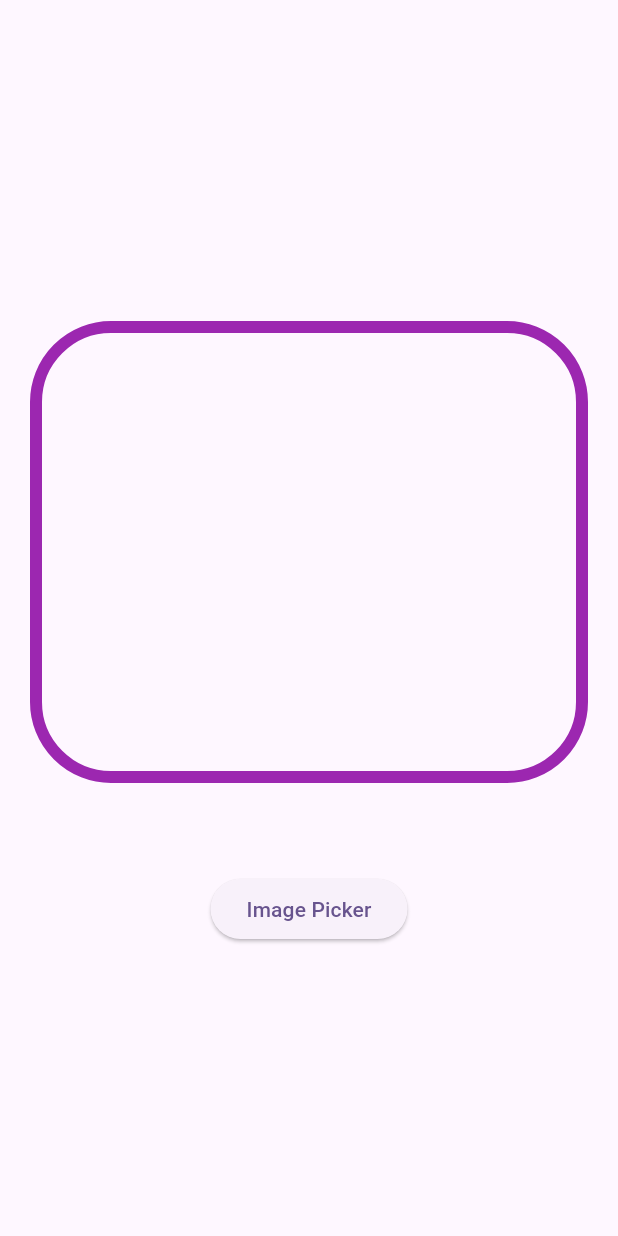
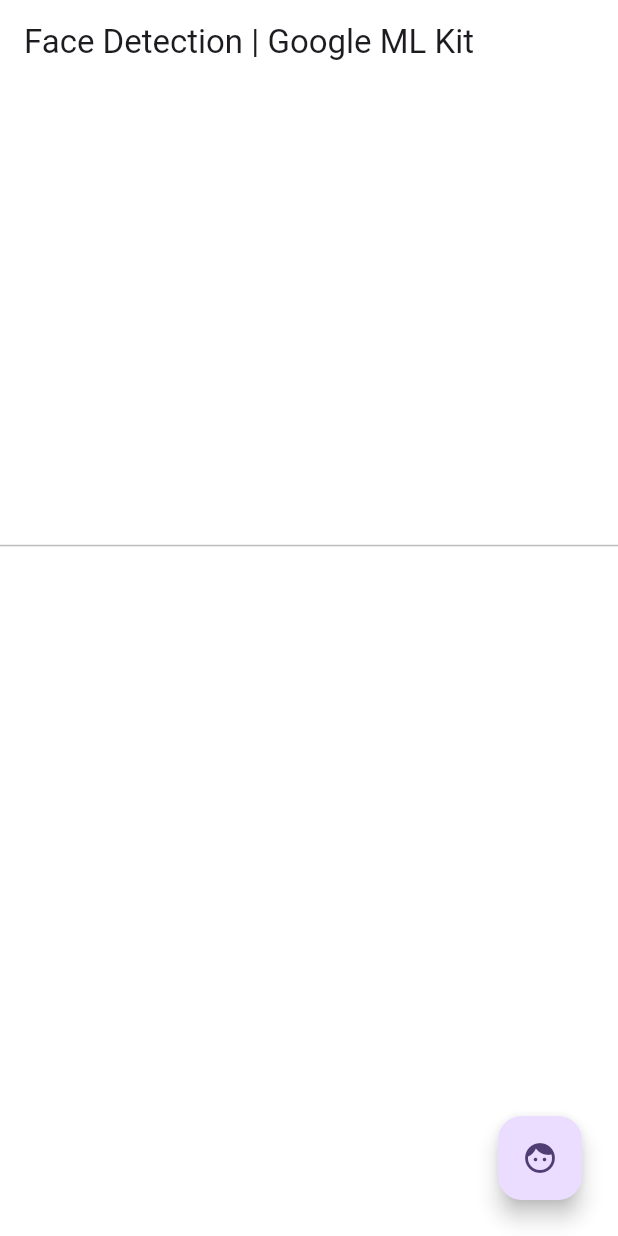
Before and after one commit to AM1RH3/face_detection, a Flutter app: the screen it shows after launch, on a phone screen of 412 x 824 dp. Run offline on Flutter 3.47's test engine with Material 3 defaults, Android fonts, the phone set to English and light mode, and no system bars; our stand-ins replace image_picker; missing offline and left inert: google_ml_kit.

Commit message:
update codes

```diff
--- /dev/null
+++ b/lib/home.dart
@@ -0,0 +1,125 @@
+import 'dart:io';
+
+import 'dart:typed_data';
+
+import 'package:flutter/material.dart';
+import 'package:image_picker/image_picker.dart';
+import 'package:google_ml_kit/google_ml_kit.dart';
+import 'package:img_picker/image_cropper.dart';
+
+class HomeView extends StatefulWidget {
+  const HomeView({super.key});
+
+  @override
+  State<HomeView> createState() => _HomeViewState();
+}
+
+class _HomeViewState extends State<HomeView> {
+  List<Face> _faces = [];
+
+  final facedetector = GoogleMlKit.vision.faceDetector(
+      FaceDetectorOptions(performanceMode: FaceDetectorMode.accurate));
+
+  XFile? _optedImage;
+  Uint8List? _optedImageData;
+
+  final _border =
+      const Border(top: BorderSide(width: 1, color: Colors.black26));
+
+  @override
+  void initState() {
+    super.initState();
+  }
+
+  @override
+  void dispose() {
+    facedetector.close();
+    super.dispose();
+  }
+
+  void _pickImage() async {
+    _optedImage = await ImagePicker().pickImage(source: ImageSource.gallery);
+    if (_optedImage != null) {
+      _optedImageData = await _optedImage!.readAsBytes();
+      _detectFaces();
+    }
+  }
+
+  void _detectFaces() async {
+    final faces = await facedetector
+        .processImage(InputImage.fromFilePath(_optedImage!.path));
+    //! ... is clear first then replace new face
+    _faces = [...faces];
+
+    if (mounted) {
+      setState(() {});
+    }
+  }
+
+  @override
+  Widget build(BuildContext context) {
+    return Scaffold(
+      appBar: AppBar(
+        title: const Text('Face Detection | Google ML Kit'),
+        backgroundColor: Colors.white,
+      ),
+      body: Stack(
+        children: [
+          Column(
+            children: [
+              Flexible(
+                flex: 2,
+                child: Container(
+                  color: Colors.white,
+                  child: _optedImage != null
+                      ? Image.file(
+                          File(_optedImage!.path),
+                          fit: BoxFit.cover,
+                        )
+                      : null,
+                ),
+              ),
+              Flexible(
+                flex: 3,
+                child: Container(
+                  decoration:
+                      BoxDecoration(color: Colors.white, border: _border),
+                  child: Padding(
+                    padding: const EdgeInsets.all(16.0),
+                    child: _optedImage != null
+                        ? GridView.builder(
+                            gridDelegate:
+                                const SliverGridDelegateWithFixedCrossAxisCount(
+                                    crossAxisCount: 3),
+                            itemCount: _faces.length,
+                            itemBuilder: (context, index) {
+                              return Padding(
+                                padding: const EdgeInsets.all(2),
+                                child: ImageCropperWidget(
+                                  orginalImageData: _optedImageData!,
+                                  rect: _faces[index].boundingBox,
+                                ),
+                              );
+                            },
+                          )
+                        : Container(),
+                  ),
+                ),
+              ),
+            ],
+          ),
+          Align(
+            alignment: Alignment.bottomRight,
+            child: Padding(
+              padding: const EdgeInsets.all(24),
+              child: FloatingActionButton(
+                onPressed: _pickImage,
+                child: const Icon(Icons.face),
+              ),
+            ),
+          ),
+        ],
+      ),
+    );
+  }
+}
--- a/lib/load_content_view.dart
+++ /dev/null
@@ -1,72 +0,0 @@
-import 'dart:io';
-
-import 'package:flutter/material.dart';
-import 'package:image_picker/image_picker.dart';
-
-class LoadContentView extends StatefulWidget {
-  const LoadContentView({super.key});
-
-  @override
-  State<LoadContentView> createState() => _LoadContentViewState();
-}
-
-class _LoadContentViewState extends State<LoadContentView> {
-  final ImagePicker _imagePicker = ImagePicker();
-  XFile? _image;
-
-  @override
-  void initState() {
-    super.initState();
-  }
-
-  @override
-  Widget build(BuildContext context) {
-    return Scaffold(
-      body: Center(
-        child: Column(
-          mainAxisAlignment: MainAxisAlignment.center,
-          crossAxisAlignment: CrossAxisAlignment.center,
-          children: [
-            Padding(
-              padding: const EdgeInsets.all(24),
-              child: Container(
-                height: 300,
-                decoration: BoxDecoration(
-                    //! Model B
-                    image: _image != null
-                        ? DecorationImage(
-                            image: FileImage(File(_image!.path)),
-                            fit: BoxFit.cover,
-                          )
-                        : null,
-                    borderRadius: BorderRadius.circular(50),
-                    border: Border.all(
-                      strokeAlign: BorderSide.strokeAlignCenter,
-                      width: 8,
-                      color: Colors.purple,
-                    )),
-                //! Model A
-                // child: _image != null
-
-                //     ? Image.file(File(_image!.path))
-                //     : Container(),
-              ),
-            ),
-            const SizedBox(height: 40),
-            ElevatedButton(
-                onPressed: () async {
-                  // _imagePicker.pickMultiImage(source: source)
-                  // _imagePicker.pickMultipleMedia(source: source)
-                  // _imagePicker.pickVideo(source: source)
-                  // _imagePicker.pickMedia(source: source)
-                  _image =
-                      await _imagePicker.pickImage(source: ImageSource.gallery);
-                  setState(() {});
-                },
-                child: const Text('Image Picker'))
-          ],
-        ),
-      ),
-    );
-  }
-}
--- a/lib/main.dart
+++ b/lib/main.dart
@@ -1,5 +1,5 @@
 import 'package:flutter/material.dart';
-import 'package:img_picker/load_content_view.dart';
+import 'package:img_picker/home.dart';
 
 void main() {
   runApp(const MyApp());
@@ -11,12 +11,12 @@ class MyApp extends StatelessWidget {
   @override
   Widget build(BuildContext context) {
     return MaterialApp(
-      title: 'Flutter Demo',
+      title: 'Face Detection App',
       theme: ThemeData(
         colorScheme: ColorScheme.fromSeed(seedColor: Colors.deepPurple),
         useMaterial3: true,
       ),
-      home: LoadContentView(),
+      home: const HomeView(),
     );
   }
 }
--- a/pubspec.yaml
+++ b/pubspec.yaml
@@ -36,6 +36,8 @@ dependencies:
   # Use with the CupertinoIcons class for iOS style icons.
   cupertino_icons: ^1.0.8
   image_picker: ^1.1.2
+  google_ml_kit: ^0.20.0
+  image: ^4.5.4
 
 dev_dependencies:
   flutter_test:
```
Also changed, not shown: lib/image_cropper.dart (added, +26 -0 lines), pubspec.lock.
